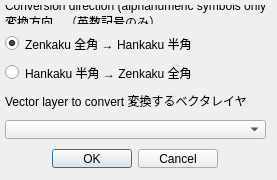
The window that hankaku_converter/hankaku_converter_dialog_base.ui (SandaTakeru/Hankaku-Converter) describes before a commit, drawn with Qt 5.
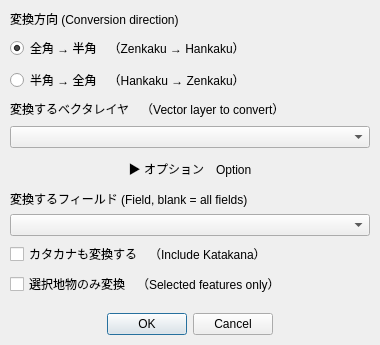
The same window after the commit. Custom widgets are drawn as their Qt base class.

```diff
--- a/hankaku_converter/hankaku_converter_dialog_base.ui
+++ b/hankaku_converter/hankaku_converter_dialog_base.ui
@@ -6,82 +6,134 @@
    <rect>
     <x>0</x>
     <y>0</y>
-    <width>277</width>
-    <height>180</height>
+    <width>380</width>
+    <height>345</height>
    </rect>
   </property>
   <property name="windowTitle">
    <string>Hankaku Converter</string>
   </property>
-  <widget class="QWidget" name="verticalLayoutWidget">
-   <property name="geometry">
-    <rect>
-     <x>0</x>
-     <y>0</y>
-     <width>271</width>
-     <height>173</height>
-    </rect>
-   </property>
    <layout class="QVBoxLayout" name="verticalLayout">
     <property name="spacing">
-     <number>10</number>
+    <number>8</number>
     </property>
     <property name="leftMargin">
-     <number>5</number>
+    <number>10</number>
     </property>
     <property name="topMargin">
-     <number>5</number>
+    <number>10</number>
     </property>
     <property name="rightMargin">
-     <number>5</number>
+    <number>10</number>
     </property>
     <property name="bottomMargin">
-     <number>5</number>
+    <number>10</number>
     </property>
     <item>
      <widget class="QLabel" name="label_2">
       <property name="text">
-       <string>Conversion direction (alphanumeric symbols only)
-変換方向　（英数記号のみ）</string>
+      <string>変換方向 (Conversion direction)</string>
       </property>
      </widget>
     </item>
     <item>
      <widget class="QRadioButton" name="radioButton_ZtoH">
       <property name="text">
-       <string>Zenkaku 全角 → Hankaku 半角</string>
+      <string>全角 → 半角　（Zenkaku → Hankaku）</string>
       </property>
       <property name="checked">
        <bool>true</bool>
       </property>
-      <property name="autoRepeat">
-       <bool>false</bool>
-      </property>
      </widget>
     </item>
     <item>
      <widget class="QRadioButton" name="radioButton_HtoZ">
       <property name="text">
-       <string>Hankaku 半角 → Zenkaku 全角</string>
-      </property>
-      <property name="checked">
-       <bool>false</bool>
-      </property>
-      <property name="autoRepeat">
-       <bool>false</bool>
+      <string>半角 → 全角　（Hankaku → Zenkaku）</string>
       </property>
      </widget>
     </item>
     <item>
      <widget class="QLabel" name="label">
       <property name="text">
-       <string>Vector layer to convert 変換するベクタレイヤ</string>
+      <string>変換するベクタレイヤ　（Vector layer to convert）</string>
       </property>
      </widget>
     </item>
     <item>
      <widget class="QgsMapLayerComboBox" name="mMapLayerComboBox"/>
     </item>
+   <item>
+    <widget class="QPushButton" name="pushButton_options">
+     <property name="text">
+      <string>▶ オプション　Option</string>
+     </property>
+     <property name="flat">
+      <bool>true</bool>
+     </property>
+    </widget>
+   </item>
+   <item>
+    <widget class="QWidget" name="widget_options">
+     <property name="visible">
+      <bool>false</bool>
+     </property>
+     <layout class="QVBoxLayout" name="verticalLayout_options">
+      <property name="leftMargin">
+       <number>0</number>
+      </property>
+      <property name="topMargin">
+       <number>0</number>
+      </property>
+      <property name="rightMargin">
+       <number>0</number>
+      </property>
+      <property name="bottomMargin">
+       <number>0</number>
+      </property>
+      <property name="spacing">
+       <number>6</number>
+      </property>
+      <item>
+       <widget class="QLabel" name="label_field">
+        <property name="text">
+         <string>変換するフィールド (Field, blank = all fields)</string>
+        </property>
+       </widget>
+      </item>
+      <item>
+       <widget class="QgsFieldComboBox" name="mFieldComboBox"/>
+      </item>
+      <item>
+       <widget class="QCheckBox" name="checkBox_katakana">
+        <property name="text">
+         <string>カタカナも変換する　（Include Katakana）</string>
+        </property>
+       </widget>
+      </item>
+      <item>
+       <widget class="QCheckBox" name="checkBox_selected">
+        <property name="text">
+         <string>選択地物のみ変換　（Selected features only）</string>
+        </property>
+       </widget>
+      </item>
+     </layout>
+    </widget>
+   </item>
+   <item>
+    <spacer name="verticalSpacer">
+     <property name="orientation">
+      <enum>Qt::Vertical</enum>
+     </property>
+     <property name="sizeHint" stdset="0">
+      <size>
+       <width>20</width>
+       <height>40</height>
+      </size>
+     </property>
+    </spacer>
+   </item>
     <item alignment="Qt::AlignHCenter">
      <widget class="QDialogButtonBox" name="button_box">
       <property name="orientation">
@@ -94,13 +146,17 @@
     </item>
    </layout>
   </widget>
- </widget>
  <customwidgets>
   <customwidget>
    <class>QgsMapLayerComboBox</class>
    <extends>QComboBox</extends>
    <header>qgsmaplayercombobox.h</header>
   </customwidget>
+  <customwidget>
+   <class>QgsFieldComboBox</class>
+   <extends>QComboBox</extends>
+   <header>qgsfieldcombobox.h</header>
+  </customwidget>
  </customwidgets>
  <tabstops>
   <tabstop>radioButton_ZtoH</tabstop>
```
Left out of the diff: 12 changed lines with no effect on the pictures. Lines whose indentation alone changed are shown as unchanged.
